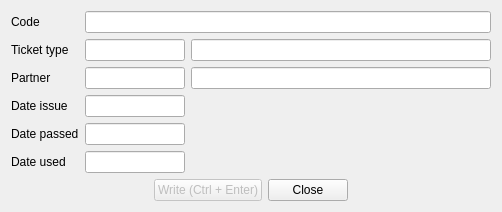
First picture: the form in registeruseddialog.ui, repository End1-1/FlashCards, before the edit.
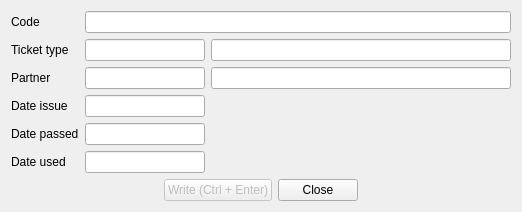
Second picture: the form after the edit. Icons and pictures are not drawn. Custom widgets are drawn as their Qt base class.

What changed in the file:
```diff
--- a/registeruseddialog.ui
+++ b/registeruseddialog.ui
@@ -54,13 +54,13 @@
        <widget class="C5LineEdit" name="leTicket">
         <property name="minimumSize">
          <size>
-          <width>100</width>
+          <width>120</width>
           <height>0</height>
          </size>
         </property>
         <property name="maximumSize">
          <size>
-          <width>100</width>
+          <width>120</width>
           <height>16777215</height>
          </size>
         </property>
@@ -102,13 +102,13 @@
        <widget class="C5LineEdit" name="lePartner">
         <property name="minimumSize">
          <size>
-          <width>100</width>
+          <width>120</width>
           <height>0</height>
          </size>
         </property>
         <property name="maximumSize">
          <size>
-          <width>100</width>
+          <width>120</width>
           <height>16777215</height>
          </size>
         </property>
@@ -150,13 +150,13 @@
        <widget class="C5DateEdit" name="deIssue">
         <property name="minimumSize">
          <size>
-          <width>100</width>
+          <width>120</width>
           <height>0</height>
          </size>
         </property>
         <property name="maximumSize">
          <size>
-          <width>100</width>
+          <width>120</width>
           <height>16777215</height>
          </size>
         </property>
@@ -176,13 +176,13 @@
        <widget class="C5DateEdit" name="dePassed">
         <property name="minimumSize">
          <size>
-          <width>100</width>
+          <width>120</width>
           <height>0</height>
          </size>
         </property>
         <property name="maximumSize">
          <size>
-          <width>100</width>
+          <width>120</width>
           <height>16777215</height>
          </size>
         </property>
@@ -202,13 +202,13 @@
        <widget class="C5DateEdit" name="deUsed">
         <property name="minimumSize">
          <size>
-          <width>100</width>
+          <width>120</width>
           <height>0</height>
          </size>
         </property>
         <property name="maximumSize">
          <size>
-          <width>100</width>
+          <width>120</width>
           <height>16777215</height>
          </size>
         </property>
@@ -303,17 +303,17 @@
    <extends>QLineEdit</extends>
    <header location="global">c5lineedit.h</header>
   </customwidget>
-  <customwidget>
-   <class>C5DateEdit</class>
-   <extends>QLineEdit</extends>
-   <header location="global">c5dateedit.h</header>
-  </customwidget>
   <customwidget>
    <class>WdtContainer</class>
    <extends>QWidget</extends>
    <header location="global">wdtcontainer.h</header>
    <container>1</container>
   </customwidget>
+  <customwidget>
+   <class>C5DateEdit</class>
+   <extends>QLineEdit</extends>
+   <header location="global">c5dateedit.h</header>
+  </customwidget>
  </customwidgets>
  <tabstops>
   <tabstop>leCode</tabstop>
```
